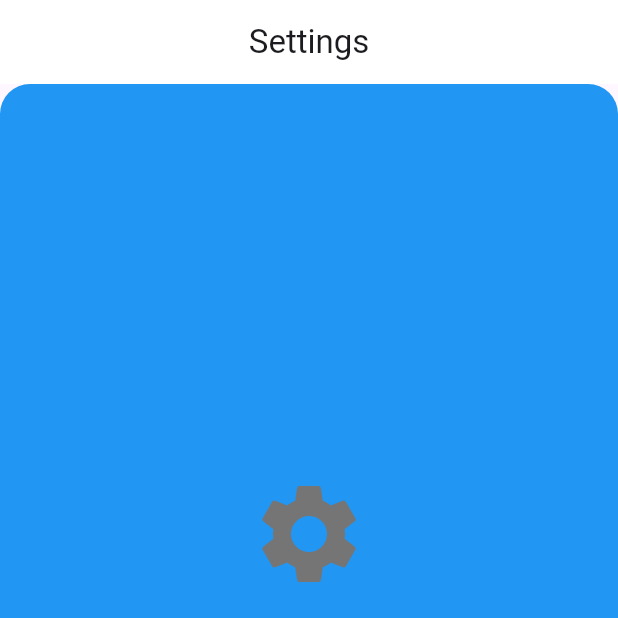
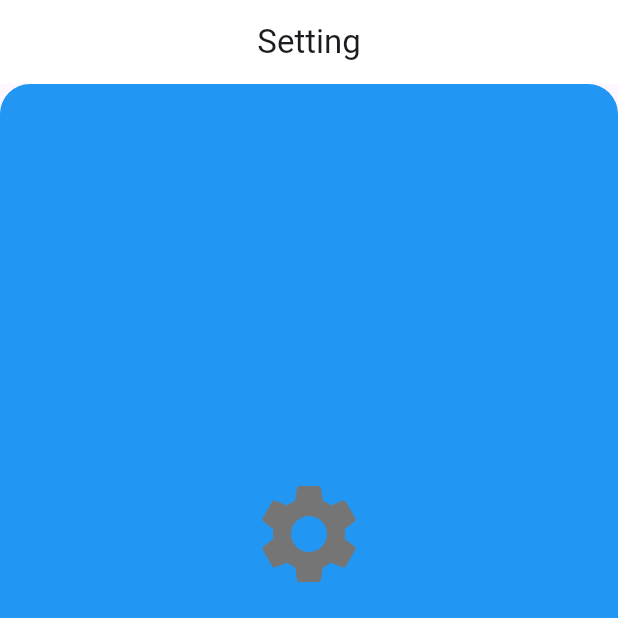
Before and after one commit to dhrubo3724/Task_Forcee, a Flutter app: the screen it shows after launch, item 4 of the bottom bar chosen, on a phone screen of 412 x 824 dp, the top half of it. Run offline on Flutter 3.47's test engine with Material 3 defaults, Android fonts, the phone set to English and light mode, and no system bars.

```diff
--- a/lib/ui/screens/settings_screens.dart
+++ b/lib/ui/screens/settings_screens.dart
@@ -8,7 +8,7 @@ class SettingsScreen extends StatelessWidget {
   @override
   Widget build(BuildContext context) {
     return Scaffold(
-      appBar: ProfileAppBar(title: 'Settings'), // Use the reusable AppBar
+      appBar: ProfileAppBar(title: 'Setting'), // Use the reusable AppBar
       body: Container(
         // Wrap the body content in a Container for rounded corners
         decoration: BoxDecoration(
```
